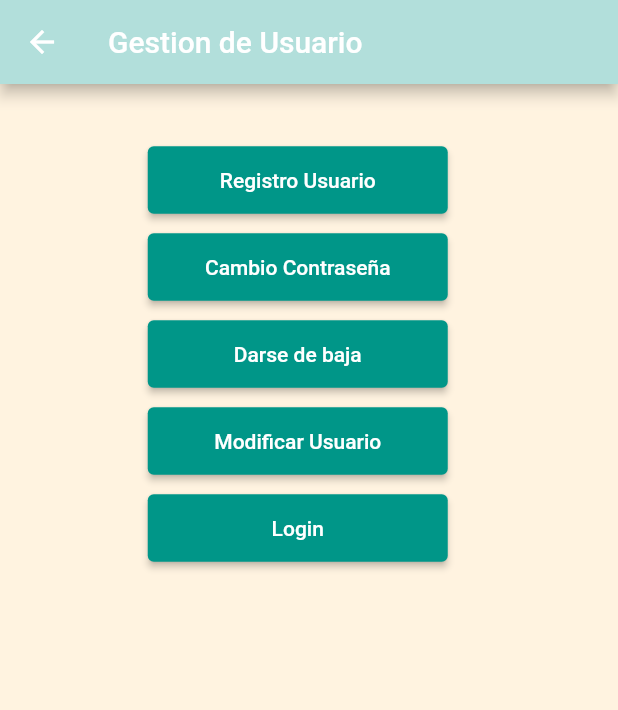
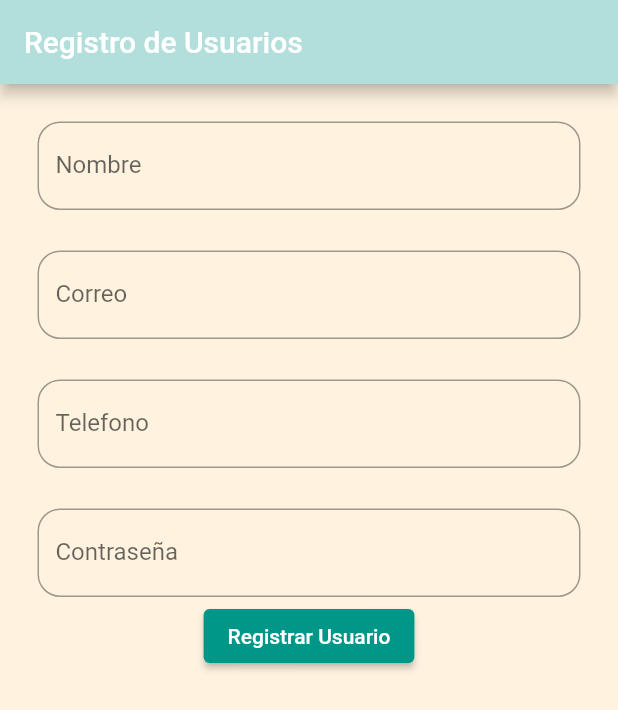
Before and after one commit to johnsgiraldo/AppTodoAqui, a Flutter app: the GestionUsuario screen opened directly, after a tap on "Registro Usuario", on a phone screen of 412 x 824 dp. Shown: the top 710 px of the screen. Run offline on Flutter 3.47's test engine with Material 2 defaults, Android fonts, the phone set to English and light mode, and no system bars; our stand-ins replace carousel_slider, cloud_firestore, firebase_core; accounts and stored records are empty.

Commit message:
Registro de Usuario

```diff
--- a/lib/Usuarios/GestionUsuario.dart
+++ b/lib/Usuarios/GestionUsuario.dart
@@ -1,5 +1,6 @@
 
 import 'package:flutter/material.dart';
+import 'RegistroUsuario.dart';
 
 class GestionUsuario extends StatefulWidget{
   @override
@@ -22,6 +23,8 @@ class GestionUsuarioApp extends State<GestionUsuario>{
             Padding(padding: EdgeInsets.only(left: 5,top: 40,right: 20,bottom: 0),
               child: Center(
                 child: ElevatedButton(onPressed: (){
+                  Navigator.push(context,
+                      MaterialPageRoute(builder: (_) => RegistroUsuar()));
                 },
                   style: ElevatedButton.styleFrom(minimumSize: Size(200, 45),primary: Colors.teal),
                   child: Text("Registro Usuario"),
--- /dev/null
+++ b/lib/Usuarios/RegistroUsuario.dart
@@ -0,0 +1,146 @@
+import 'package:flutter/material.dart';
+import 'package:todoaqui/Busqueda.dart';
+import 'package:todoaqui/main.dart';
+import 'package:todoaqui/Negocios/ShopList.dart';
+import 'package:cloud_firestore/cloud_firestore.dart';
+
+
+
+class RegistroUsuar extends StatelessWidget {
+  @override
+  Widget build(BuildContext context) {
+    return MaterialApp(debugShowCheckedModeBanner: false, home: RegistroUsuario());
+  }
+}
+
+class RegistroUsuario extends StatefulWidget{
+  @override
+  RegistroUsuarioApp createState() => RegistroUsuarioApp();
+}
+
+class RegistroUsuarioApp extends State<RegistroUsuario> {
+  final firebase = FirebaseFirestore.instance;
+  TextEditingController nombre = TextEditingController();
+  TextEditingController correo = TextEditingController();
+  TextEditingController telefono = TextEditingController();
+  TextEditingController contrasena = TextEditingController();
+
+  registroUsers() async{
+    try{
+      await firebase
+          .collection("Usuarios")
+          .doc()
+          .set({
+        "Nombre":nombre.text,
+        "Correo":correo.text,
+        "Telefono":telefono.text,
+        "Estado":true,
+        "Contraseña":contrasena.text,
+      });
+      mensaje("Correcto", "Registro Correcto");
+    }
+    catch(e){
+      print(e);
+      mensaje("Error", "No se logra Registrar el Usuario"+e.toString());
+    }
+  }
+
+  @override
+  Widget build(BuildContext context) {
+
+    return Scaffold(
+      backgroundColor: Colors.orange[50],
+      appBar: AppBar(
+        title: Text("Registro de Usuarios"),
+        backgroundColor: Colors.teal[100],
+      ),
+      body: Container(
+          child: Column(children: <Widget>[
+            Padding(
+              padding: EdgeInsets.only(left: 25, top: 25, right: 25, bottom: 2),
+              child: TextField(
+                controller: nombre,
+                decoration: InputDecoration(
+                    border: OutlineInputBorder(
+                        borderRadius: BorderRadius.circular(15)
+                    ),
+                    labelText: 'Nombre',
+                    hintText: 'Digite Nombre'),
+              ),
+            ),
+            Padding(
+              padding: EdgeInsets.only(left: 25, top: 25, right: 25, bottom: 2),
+              child: TextField(
+                controller: correo,
+                decoration: InputDecoration(
+                    border: OutlineInputBorder(
+                        borderRadius: BorderRadius.circular(15)
+                    ),
+                    labelText: 'Correo',
+                    hintText: 'Digite Correo'),
+              ),
+            ),
+            Padding(
+              padding: EdgeInsets.only(left: 25, top: 25, right: 25, bottom: 2),
+              child: TextField(
+                controller: telefono,
+                decoration: InputDecoration(
+                    border: OutlineInputBorder(
+                        borderRadius: BorderRadius.circular(15)
+                    ),
+                    labelText: 'Telefono',
+                    hintText: 'Digite Telefono'),
+              ),
+            ),
+            Padding(
+              padding: EdgeInsets.only(left: 25, top: 25, right: 25, bottom: 2),
+              child: TextField(
+                controller: contrasena,
+                obscureText: true,
+                decoration: InputDecoration(
+                    border: OutlineInputBorder(
+                        borderRadius: BorderRadius.circular(15)
+                    ),
+                    labelText: 'Contraseña',
+                    hintText: 'Digite Contraseña'),
+              ),
+            ),
+            Padding(
+                padding: EdgeInsets.only(),
+                child: ElevatedButton(
+                  onPressed: () {
+
+                    registroUsers();
+                    nombre.clear();
+                    correo.clear();
+                    telefono.clear();
+                    contrasena.clear();
+                    print('Presione el boton');
+                  },
+                  child: Text('Registrar Usuario'),
+                  style: ElevatedButton.styleFrom(
+                    primary: Colors.teal,
+                  ),
+                )),
+          ])),
+    );
+  }
+  void mensaje(String titulo,String mess){
+    showDialog(
+        context: context,
+        builder: (builcontex){
+          return AlertDialog(
+            title: Text(titulo),
+            content: Text(mess),
+            actions: [
+              RaisedButton(onPressed: (){
+                Navigator.of(context).pop();
+              },
+              child: Text("Aceptar",
+              style: TextStyle(color:Colors.teal),),
+              ),
+            ],
+          );
+    });
+  }
+}
```
Also changed, not shown: lib/Usuarios/Login.dart (added, +21 -0 lines).
